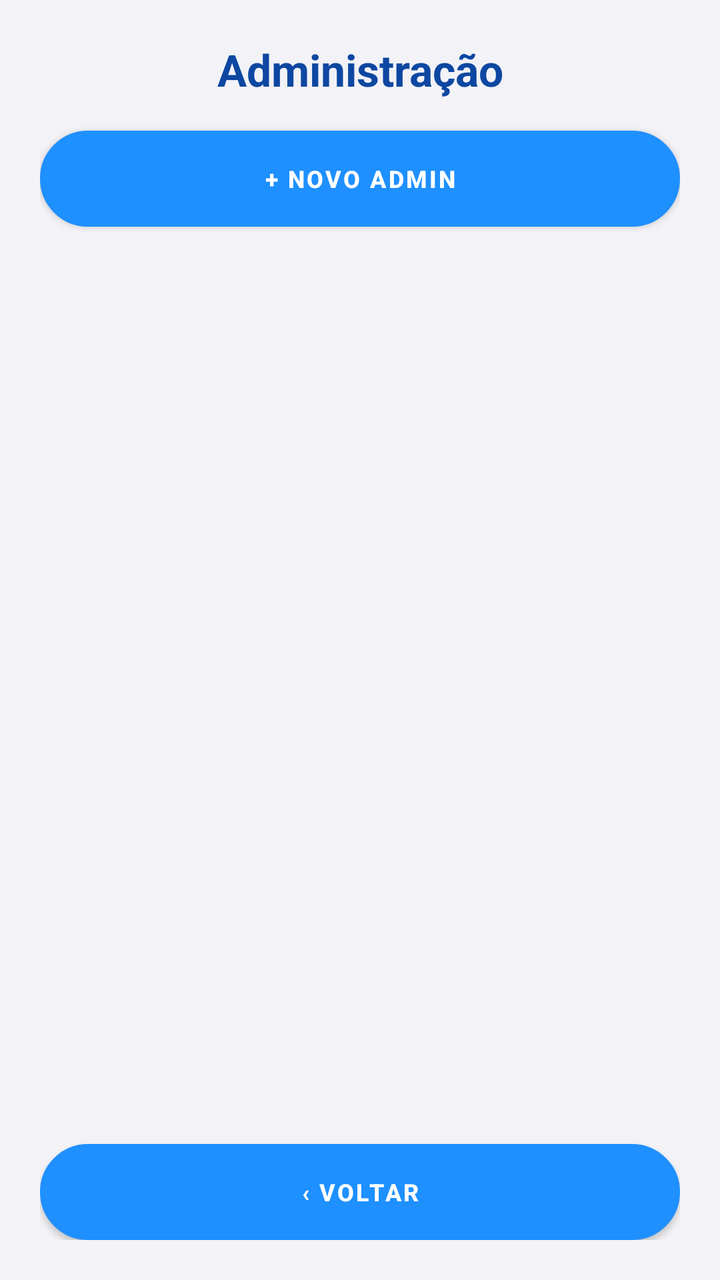
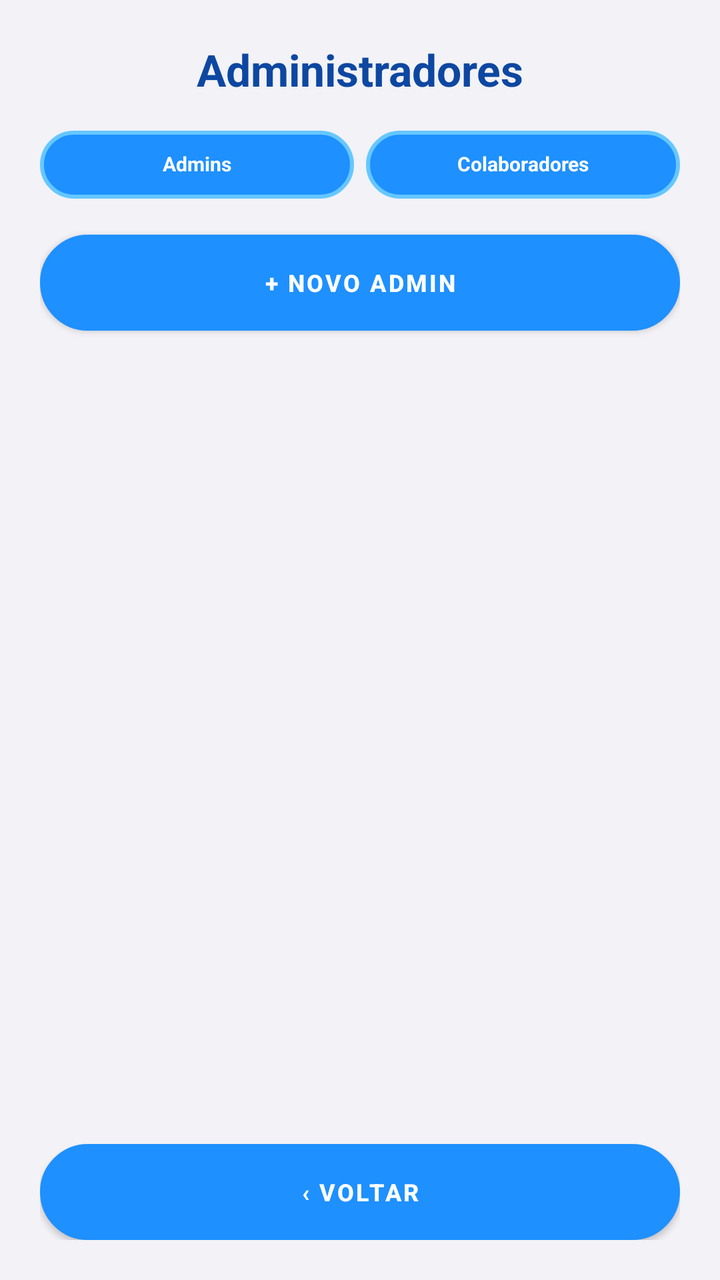

The first picture is an Android layout as it rendered before a commit; the second is the same layout after the commit. The layout source and the unified diff follow.
<!-- AndroidManifest.xml: application theme Theme.Caronas -->
<!-- res/layout/activity_gerenciar_administradores_caronas.xml -->
<?xml version="1.0" encoding="utf-8"?>
<LinearLayout xmlns:android="http://schemas.android.com/apk/res/android"
    android:layout_width="match_parent"
    android:layout_height="match_parent"
    android:orientation="vertical"
    android:background="@color/fundo_cinza_claro"
    android:padding="20dp">

    <TextView
        android:layout_width="match_parent"
        android:layout_height="wrap_content"
        android:text="@string/gerenciar_admins_titulo"
        android:textColor="@color/azul_neon_escuro"
        android:textSize="22sp"
        android:textStyle="bold"
        android:gravity="center"
        android:layout_marginBottom="16dp" />

    <Button
        android:id="@+id/btnNovoAdmin"
        android:layout_width="match_parent"
        android:layout_height="wrap_content"
        android:text="@string/gerenciar_admins_botao_novo"
        android:textColor="#FFFFFF"
        android:textStyle="bold"
        android:textSize="12sp"
        android:background="@drawable/botao_azul_neon"
        android:layout_marginBottom="16dp" />

    <ProgressBar
        android:id="@+id/progressBarAdmins"
        android:layout_width="wrap_content"
        android:layout_height="wrap_content"
        android:layout_gravity="center_horizontal"
        android:visibility="gone" />

    <TextView
        android:id="@+id/tvAdminsVazio"
        android:layout_width="match_parent"
        android:layout_height="wrap_content"
        android:text="@string/gerenciar_admins_vazio"
        android:textColor="@color/grafite"
        android:gravity="center"
        android:padding="24dp"
        android:visibility="gone" />

    <androidx.recyclerview.widget.RecyclerView
        android:id="@+id/rvAdministradores"
        android:layout_width="match_parent"
        android:layout_height="0dp"
        android:layout_weight="1" />

    <Button
        android:id="@+id/btnVoltarAdmins"
        android:layout_width="match_parent"
        android:layout_height="wrap_content"
        android:text="@string/voltar"
        android:textColor="#FFFFFF"
        android:textStyle="bold"
        android:textSize="12sp"
        android:background="@drawable/botao_azul_neon"
        android:layout_marginTop="12dp" />

</LinearLayout>
<!-- resources referenced by this layout -->
<resources>
  <color name="azul_neon_escuro">#0D47A1</color>
  <color name="fundo_cinza_claro">#F2F2F7</color>
  <color name="grafite">#455A64</color>
  <!-- drawable botao_azul_neon (drawable) -->
  <?xml version="1.0" encoding="utf-8"?>
  <shape xmlns:android="http://schemas.android.com/apk/res/android">
      <solid android:color="#1E90FF" />
      <corners android:radius="25dp" />
      <stroke android:width="2dp" android:color="#66C7FF" />
      <padding android:left="16dp" android:right="16dp" android:top="12dp" android:bottom="12dp" />
  </shape>
  <string name="gerenciar_admins_botao_novo">+ Novo Admin</string>
  <string name="gerenciar_admins_titulo">Administração</string>
  <string name="gerenciar_admins_vazio">Nenhum administrador cadastrado.</string>
  <string name="voltar">‹ Voltar</string>
  <style name="Theme.Caronas" parent="Theme.MaterialComponents.DayNight.NoActionBar">
          <item name="colorPrimary">@color/azul_neon</item>
          <item name="colorPrimaryVariant">@color/azul_neon_escuro</item>
          <item name="colorOnPrimary">@color/white</item>
          <item name="colorSecondary">@color/azul_neon</item>
          <item name="colorSecondaryVariant">@color/azul_neon_escuro</item>
          <item name="colorOnSecondary">@color/white</item>
          <item name="android:statusBarColor">@color/fundo_escuro</item>
          <item name="android:windowBackground">@color/fundo_escuro</item>
      </style>
  <color name="azul_neon">#1E90FF</color>
  <color name="white">#FFFFFFFF</color>
  <color name="fundo_escuro">#0A0E1A</color>
</resources>

<!-- the commit's change to res/layout/activity_gerenciar_administradores_caronas.xml (unified diff, before → after) -->
@@ -16,6 +16,30 @@
         android:gravity="center"
         android:layout_marginBottom="16dp" />
 
+    
+    <LinearLayout
+        android:layout_width="match_parent"
+        android:layout_height="wrap_content"
+        android:orientation="horizontal"
+        android:layout_marginBottom="12dp">
+
+        <TextView
+            android:id="@+id/btnAbaAdmins"
+            style="@style/BotaoAcaoCaronasVertical"
+            android:layout_width="0dp"
+            android:layout_weight="1"
+            android:layout_marginEnd="6dp"
+            android:text="@string/gerenciar_admins_aba_admins" />
+
+        <TextView
+            android:id="@+id/btnAbaColaboradores"
+            style="@style/BotaoAcaoCaronasVertical"
+            android:layout_width="0dp"
+            android:layout_weight="1"
+            android:text="@string/gerenciar_admins_aba_colaboradores" />
+
+    </LinearLayout>
+
     <Button
         android:id="@+id/btnNovoAdmin"
         android:layout_width="match_parent"
@@ -26,6 +50,40 @@
         android:textSize="12sp"
         android:background="@drawable/botao_azul_neon"
         android:layout_marginBottom="16dp" />
+
+    
+    <LinearLayout
+        android:layout_width="match_parent"
+        android:layout_height="wrap_content"
+        android:orientation="horizontal"
+        android:gravity="center_vertical"
+        android:layout_marginBottom="8dp">
+
+        <TextView
+            android:id="@+id/tvTituloAbaAdministradores"
+            android:layout_width="0dp"
+            android:layout_weight="1"
+            android:layout_height="wrap_content"
+            android:textColor="@color/azul_neon"
+            android:textSize="16sp"
+            android:textStyle="bold"
+            android:visibility="gone" />
+
+        <TextView
+            android:id="@+id/tvContadorAbaAdministradores"
+            android:layout_width="wrap_content"
+            android:layout_height="wrap_content"
+            android:textColor="#FFFFFF"
+            android:textSize="12sp"
+            android:textStyle="bold"
+            android:background="@color/azul_neon_escuro"
+            android:paddingStart="8dp"
+            android:paddingEnd="8dp"
+            android:paddingTop="3dp"
+            android:paddingBottom="3dp"
+            android:visibility="gone" />
+
+    </LinearLayout>
 
     <ProgressBar
         android:id="@+id/progressBarAdmins"
<!-- resource entries referenced after the edit -->
@@ -11,10 +11,29 @@
       <stroke android:width="2dp" android:color="#66C7FF" />
       <padding android:left="16dp" android:right="16dp" android:top="12dp" android:bottom="12dp" />
   </shape>
+  <string name="gerenciar_admins_aba_admins">Admins</string>
+  <string name="gerenciar_admins_aba_colaboradores">Colaboradores</string>
   <string name="gerenciar_admins_botao_novo">+ Novo Admin</string>
-  <string name="gerenciar_admins_titulo">Administração</string>
+  <string name="gerenciar_admins_titulo">Administradores</string>
   <string name="gerenciar_admins_vazio">Nenhum administrador cadastrado.</string>
   <string name="voltar">‹ Voltar</string>
+  <style name="BotaoAcaoCaronasVertical">
+          <item name="android:layout_width">108dp</item>
+          <item name="android:layout_height">34dp</item>
+          <item name="android:layout_marginBottom">6dp</item>
+          <item name="android:background">@drawable/botao_azul_neon</item>
+          <item name="android:textColor">#FFFFFF</item>
+          <item name="android:textSize">10sp</item>
+          <item name="android:textStyle">bold</item>
+          <item name="android:gravity">center</item>
+          <item name="android:includeFontPadding">false</item>
+          <item name="android:paddingStart">3dp</item>
+          <item name="android:paddingEnd">3dp</item>
+          <item name="android:paddingTop">1dp</item>
+          <item name="android:paddingBottom">1dp</item>
+          <item name="android:clickable">true</item>
+          <item name="android:focusable">true</item>
+      </style>
   <style name="Theme.Caronas" parent="Theme.MaterialComponents.DayNight.NoActionBar">
           <item name="colorPrimary">@color/azul_neon</item>
           <item name="colorPrimaryVariant">@color/azul_neon_escuro</item>
